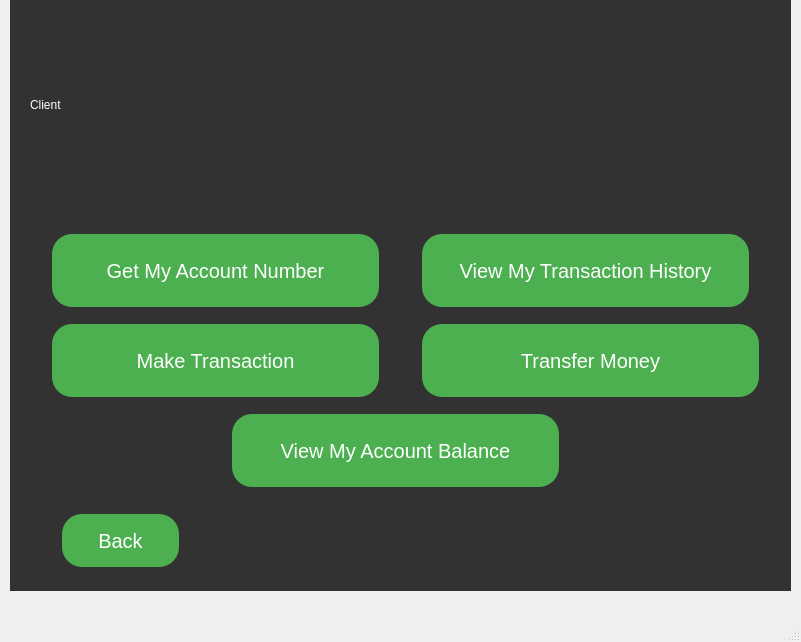
This is BankSystemUser/mainwindow.ui in KerollosSamaan75/Bank-System-Project as Qt 5 draws it before an edit. The edited form follows.
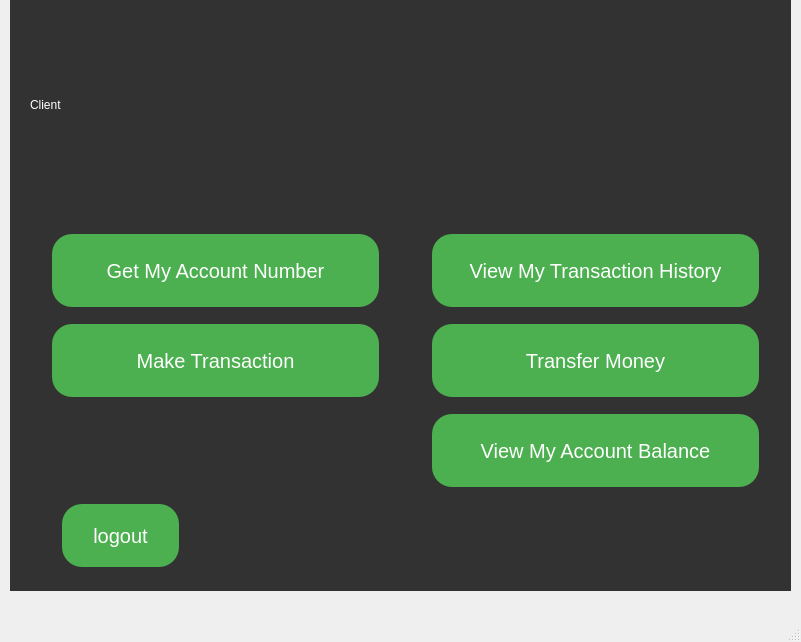
This is the edited form. The open tabs and pages were chosen to show the change. Icons and pictures are not drawn.

What changed in the file:
```diff
--- a/BankSystemUser/mainwindow.ui
+++ b/BankSystemUser/mainwindow.ui
@@ -594,7 +594,7 @@
      <widget class="QPushButton" name="pB_ClientViewAccountBalance">
       <property name="geometry">
        <rect>
-        <x>220</x>
+        <x>420</x>
         <y>410</y>
         <width>331</width>
         <height>81</height>
@@ -622,7 +622,7 @@
      <widget class="QPushButton" name="pB_ViewMyHistory">
       <property name="geometry">
        <rect>
-        <x>410</x>
+        <x>420</x>
         <y>230</y>
         <width>331</width>
         <height>81</height>
@@ -679,9 +679,9 @@
       <property name="geometry">
        <rect>
         <x>50</x>
-        <y>510</y>
+        <y>500</y>
         <width>121</width>
-        <height>61</height>
+        <height>71</height>
        </rect>
       </property>
       <property name="styleSheet">
@@ -700,15 +700,15 @@
 </string>
       </property>
       <property name="text">
-       <string>Back</string>
+       <string>logout</string>
       </property>
      </widget>
      <widget class="QPushButton" name="pB_ClientTransferMoney">
       <property name="geometry">
        <rect>
-        <x>410</x>
+        <x>420</x>
         <y>320</y>
-        <width>341</width>
+        <width>331</width>
         <height>81</height>
        </rect>
       </property>
```
Left out of the diff: 20 changed lines with no effect on the pictures.
